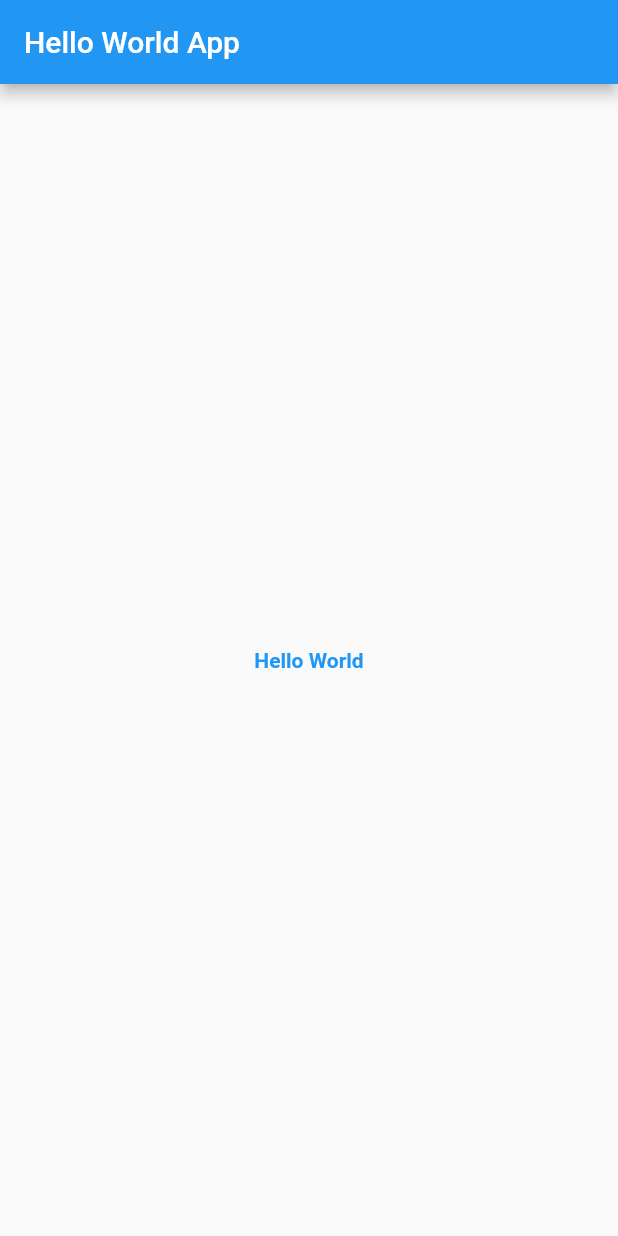
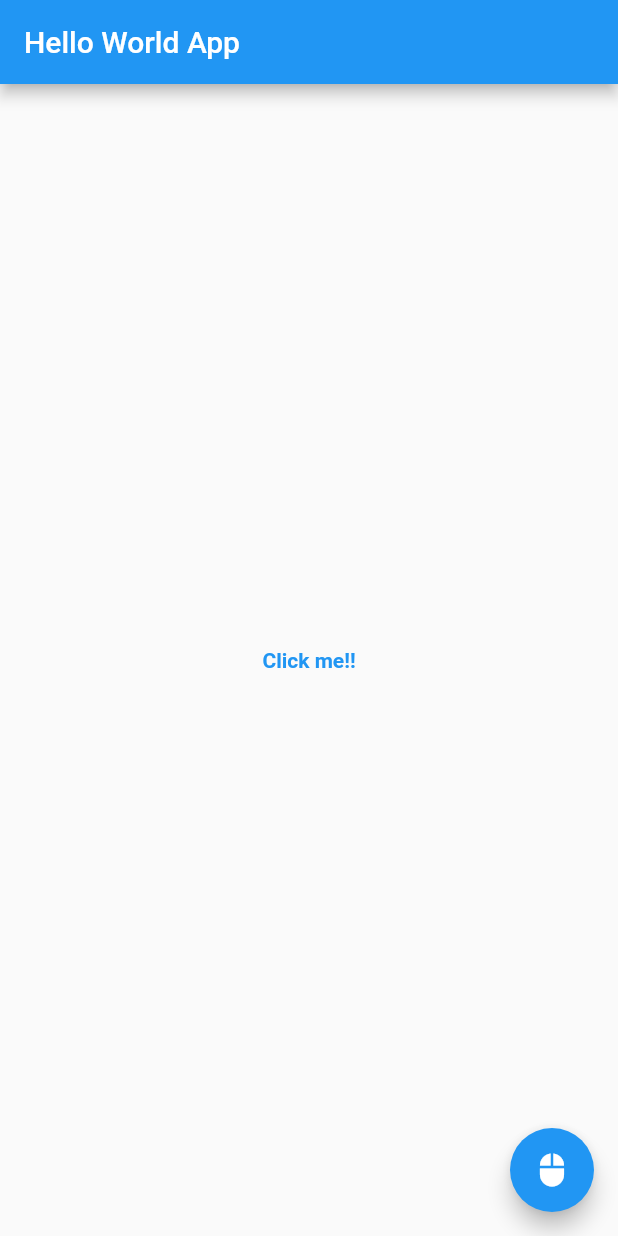
Before and after one commit to dpridoy/FlutterHellowWorld, a Flutter app: the screen it shows after launch, on a phone screen of 412 x 824 dp. Run offline on Flutter 3.47's test engine with Material 2 defaults, Android fonts, the phone set to English and light mode, and no system bars.

Commit message:
second commit adding click event

```diff
--- a/lib/main.dart
+++ b/lib/main.dart
@@ -8,15 +8,47 @@ class MyApp extends StatelessWidget{
   Widget build(BuildContext context) {
     return MaterialApp(
       title: 'Hello World App',
-      home: Scaffold(
-        appBar: AppBar(
-          title: Text('Hello World App'),
-        ),
-        body: Center(child: Text('Hello World', style: new TextStyle(
-          fontWeight: FontWeight.bold,
-          color: Colors.blue
-        ),),),
-      ),
+      home: ClickMeApp()
     );
   }
 }
+
+class ClickMeApp extends StatefulWidget{
+  @override
+  State<StatefulWidget> createState() =>ChangeText();
+
+}
+
+class ChangeText extends State<ClickMeApp>{
+
+  String defaultText= "Click me!!";
+  int i=0;
+
+  void changeText(){
+
+    setState(() {
+      if(i%2==0)
+        defaultText="You Clicked!!";
+      else
+        defaultText="Click me!!";
+      i++;
+    });
+  }
+
+
+  @override
+  Widget build(BuildContext context) {
+    return Scaffold(
+      appBar: AppBar(
+        title:new Text('Hello World App'),
+      ),
+      body: Center(child:new Text(defaultText, style: new TextStyle(
+          fontWeight: FontWeight.bold,
+          color: Colors.blue),
+      ),),
+    floatingActionButton: FloatingActionButton(onPressed: changeText,
+      tooltip: 'Click Me',
+      child: Icon(Icons.mouse),),);
+  }
+
+}
```
